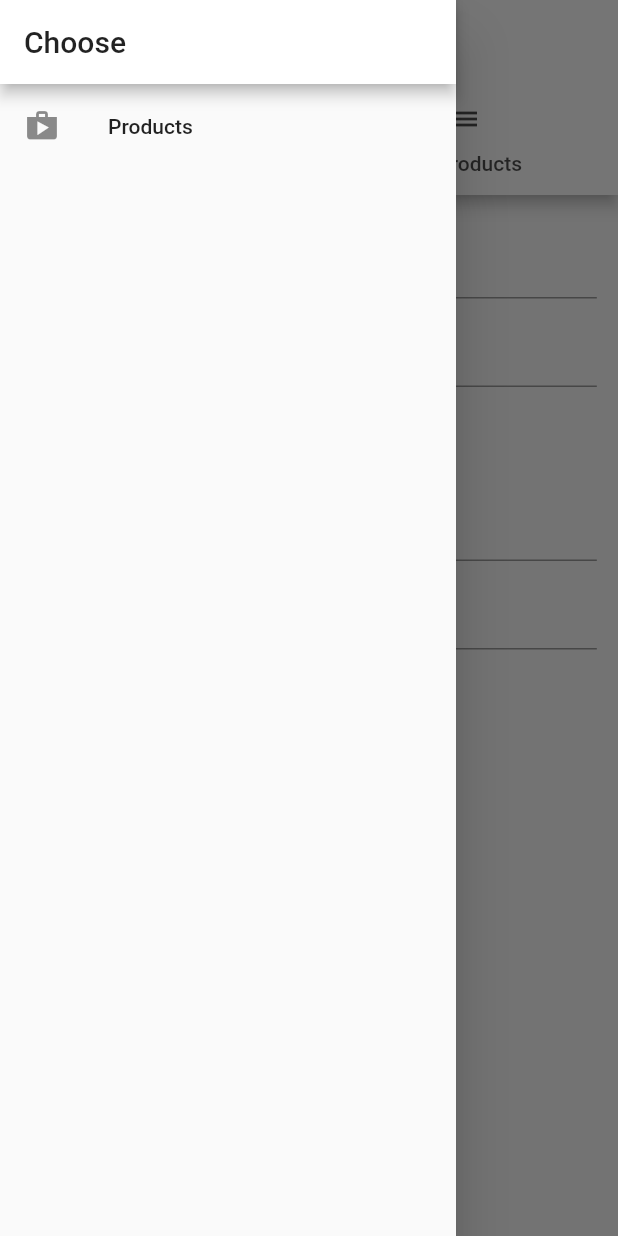
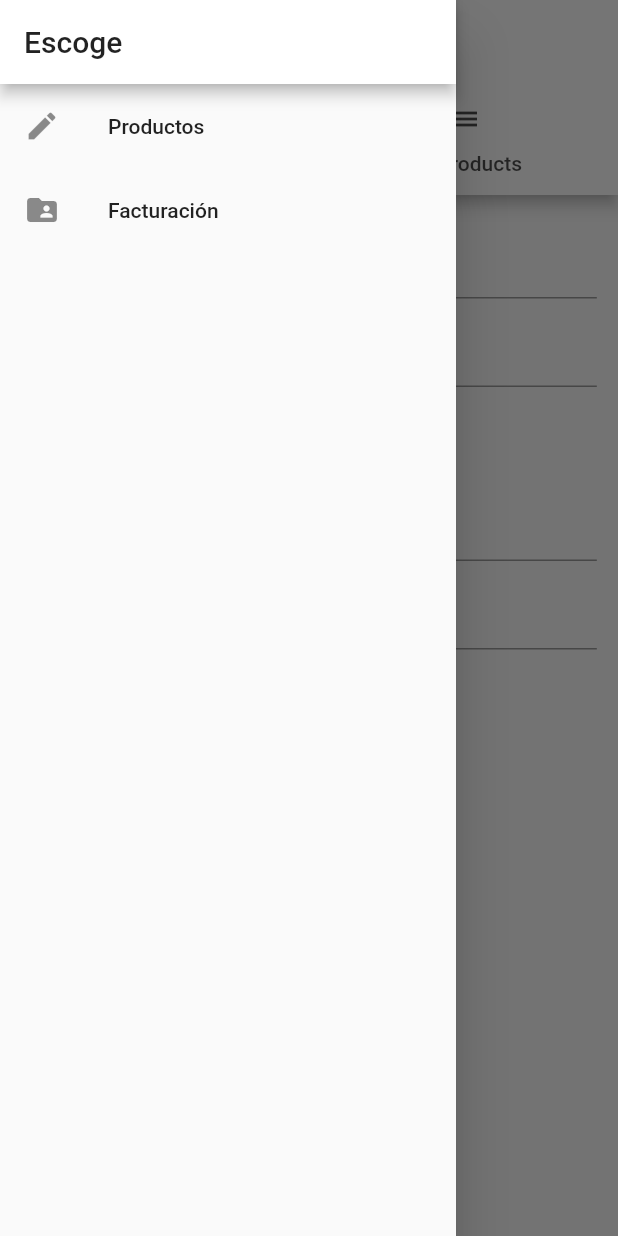
Before and after one commit to oscarlolero/ecmex-mobile-app, a Flutter app: the ProductsAdminPage screen opened by its route, with the side drawer open, on a phone screen of 412 x 824 dp. Run offline on Flutter 3.47's test engine with Material 2 defaults, Android fonts, the phone set to English and light mode, and no system bars; accounts and stored records are empty.

Commit message:
Drawer correction

```diff
--- a/lib/pages/products.dart
+++ b/lib/pages/products.dart
@@ -4,8 +4,7 @@ import 'package:scoped_model/scoped_model.dart';
 import '../widgets/products/products.dart';
 import '../scoped-models/main.dart';
 
-import '../widgets/ui_elements/admin/admin_drawer.dart';
-import '../widgets/ui_elements/user/user_drawer.dart';
+import '../widgets/ui_elements/drawer.dart';
 class ProductsPage extends StatefulWidget {
   final MainModel model;
 
@@ -28,7 +27,7 @@ class _ProductsPageState extends State<ProductsPage> {
 
   Widget _buildProductsList(MainModel model) {
     Widget content = Center(
-      child: Text('No products found.'),
+      child: Text('No se encontraron productos.'),
     );
     if (model.displayedProducts.length > 0 && !model.isLoading) {
       content = Products();
@@ -79,7 +78,7 @@ class _ProductsPageState extends State<ProductsPage> {
     return ScopedModelDescendant<MainModel>(
         builder: (BuildContext context, Widget child, MainModel model) {
       return Scaffold(
-        drawer: model.isAdmin ? AdminDrawer(model) : UserDrawer(model),
+        drawer: DrawerWidget(model),
         appBar: AppBar(
           title: Text('ECTech'),
           actions: <Widget>[
--- a/lib/pages/products_admin.dart
+++ b/lib/pages/products_admin.dart
@@ -4,6 +4,8 @@ import 'package:first_app/pages/subpage/product/product_edit.dart';
 import 'package:first_app/pages/subpage/product/product_list.dart';
 
 import '../scoped-models/main.dart';
+
+import '../widgets/ui_elements/drawer.dart';
 
 class ProductsAdminPage extends StatelessWidget {
   final MainModel model;
@@ -18,23 +20,7 @@ class ProductsAdminPage extends StatelessWidget {
           FocusScope.of(context).requestFocus(FocusNode()); //si no se pasa un node se oculta el teclado
         },
         child: Scaffold(
-          drawer: Drawer(
-            child: Column(
-              children: <Widget>[
-                AppBar(
-                  automaticallyImplyLeading: false,
-                  title: Text('Choose'),
-                ),
-                ListTile(
-                  leading: Icon(Icons.shop),
-                  title: Text('Products'),
-                  onTap: () {
-                    Navigator.pushReplacementNamed(context, '/products'); //se remplaza completamente la pagina actual
-                  },
-                ),
-              ],
-            ),
-          ),
+          drawer: DrawerWidget(model),
           appBar: AppBar(
             title: Text('Manage products'),
             bottom: TabBar(
--- /dev/null
+++ b/lib/widgets/ui_elements/drawer.dart
@@ -0,0 +1,75 @@
+import 'package:flutter/material.dart';
+
+import '../../scoped-models/main.dart';
+
+class DrawerWidget extends StatelessWidget {
+  final MainModel model;
+
+  DrawerWidget(this.model);
+
+  Widget _buildDrawer(BuildContext context) {
+    Widget content;
+    if (model.isAdmin) {
+      content = Drawer(
+        child: Column(
+          children: <Widget>[
+            AppBar(
+              automaticallyImplyLeading: false,
+              title: Text('Escoge'),
+            ),
+            ListTile(
+              leading: Icon(Icons.shop),
+              title: Text('Productos'),
+              onTap: () {
+                Navigator.pushReplacementNamed(context,
+                    '/products'); //se remplaza completamente la pagina actual
+              },
+            ),
+            ListTile(
+              leading: Icon(Icons.edit),
+              title: Text('Manejar productos'),
+              onTap: () {
+                Navigator.pushReplacementNamed(context,
+                    '/admin'); //se remplaza completamente la pagina actual
+              },
+            ),
+          ],
+        ),
+      );
+    } else {
+      content = Drawer(
+        child: Column(
+          children: <Widget>[
+            AppBar(
+              automaticallyImplyLeading: false,
+              title: Text('Escoge'),
+            ),
+            ListTile(
+              leading: Icon(Icons.edit),
+              title: Text('Productos'),
+              onTap: () {
+                Navigator.pushReplacementNamed(context,
+                    '/products'); //se remplaza completamente la pagina actual
+              },
+            ),
+            ListTile(
+              leading: Icon(Icons.folder_shared),
+              title: Text('Facturación'),
+              onTap: () {
+                Navigator.pushReplacementNamed(context,
+                    '/products'); //se remplaza completamente la pagina actual
+              },
+            ),
+          ],
+        ),
+      );
+    }
+    return content;
+  }
+
+  @override
+  Widget build(BuildContext context) {
+    // TODO: implement build
+    return _buildDrawer(context);
+  }
+}
```
Also changed, not shown: lib/widgets/ui_elements/admin/admin_drawer.dart (deleted, +0 -29 lines), lib/widgets/ui_elements/user/user_drawer.dart (deleted, +0 -31 lines).
